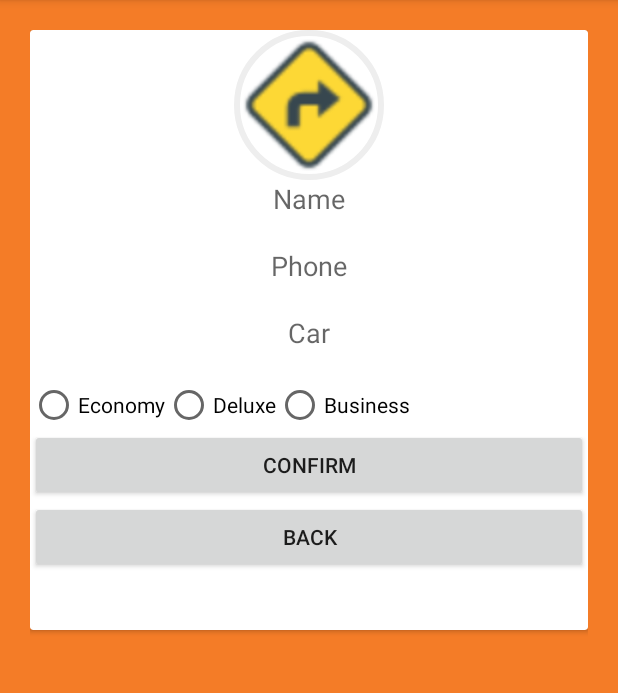
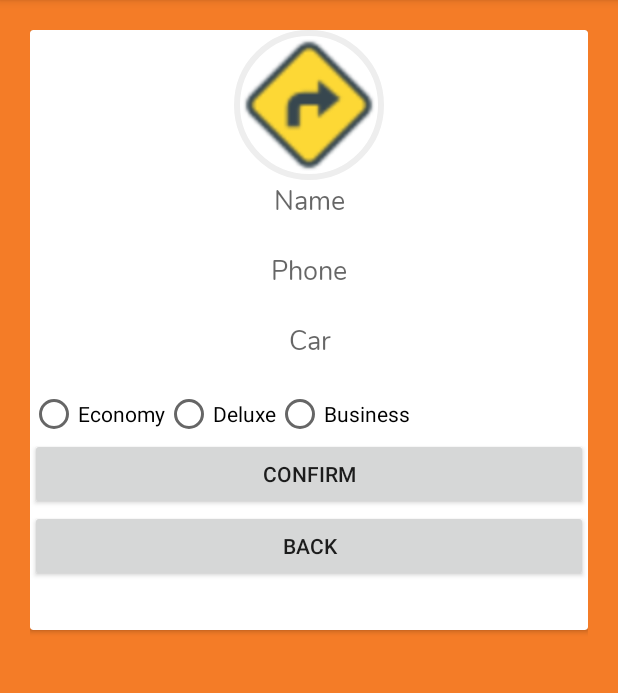
Before and after one commit to GOPINATHSWAMINATHAN/HlaCaptain, an Android app: the DriverSettingsActivity screen opened directly, with no data from a screen before it, on a phone screen of 412 x 824 dp, the part 84-777 px from its top. Run offline under Robolectric (Android 15) with nearby library versions, the phone set to English and light mode, and no system bars; our stand-ins replace Firebase (no records; nobody signed in at launch, a user with empty details on screens opened directly); libraries missing offline, so code that uses them is left out: com.mikhaellopez.circularimageview; plain views replace CircularImageView; pictures from the network do not load; 2 statements that could not run were skipped.

Commit message:
second commit

```diff
--- a/app/src/main/java/com/hlacab/hlacaptain/DriverSettingsActivity.java
+++ b/app/src/main/java/com/hlacab/hlacaptain/DriverSettingsActivity.java
@@ -3,6 +3,7 @@ package com.hlacab.hlacaptain;
 import android.app.Activity;
 import android.content.Intent;
 import android.graphics.Bitmap;
+import android.graphics.Typeface;
 import android.graphics.drawable.Drawable;
 import android.net.Uri;
 import android.os.Bundle;
@@ -69,7 +70,7 @@ public class DriverSettingsActivity extends AppCompatActivity {
         mNameField = (EditText) findViewById(R.id.name);
         mPhoneField = (EditText) findViewById(R.id.phone);
         mCarField = (EditText) findViewById(R.id.car);
-
+        Typeface custom_font = Typeface.createFromAsset(getAssets(), "Nunito-Regular.ttf");
         mProfileImage = (CircularImageView) findViewById(R.id.profileImage);
 
         mRadioGroup = (RadioGroup) findViewById(R.id.radioGroup);
@@ -77,6 +78,9 @@ public class DriverSettingsActivity extends AppCompatActivity {
         mBack = (Button) findViewById(R.id.back);
         mConfirm = (Button) findViewById(R.id.confirm);
 
+        mNameField.setTypeface(custom_font);
+        mPhoneField.setTypeface(custom_font);
+        mCarField.setTypeface(custom_font);
         mAuth = FirebaseAuth.getInstance();
         userID = mAuth.getCurrentUser().getUid();
         mDriverDatabase = FirebaseDatabase.getInstance().getReference().child("Users").child("Drivers").child(userID);
```
Also changed, not shown: app/src/main/assets/Nunito-Regular.ttf (added).
